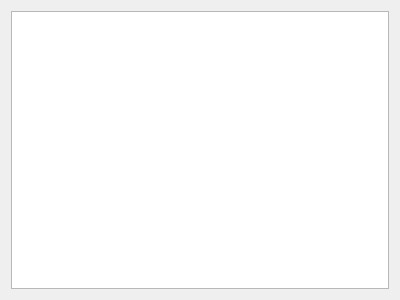
Qt form teachers_tab.ui (Ysajid/University-Management) before a commit.
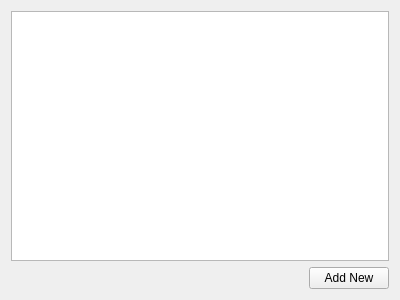
The same form after that commit.

Diff of the .ui file:
```diff
--- a/teachers_tab.ui
+++ b/teachers_tab.ui
@@ -13,10 +13,34 @@
   <property name="windowTitle">
    <string>Form</string>
   </property>
-  <layout class="QHBoxLayout" name="horizontalLayout">
+  <layout class="QVBoxLayout" name="verticalLayout">
    <item>
     <widget class="QTableView" name="tableView"/>
    </item>
+   <item>
+    <layout class="QHBoxLayout" name="horizontalLayout">
+     <item>
+      <spacer name="horizontalSpacer">
+       <property name="orientation">
+        <enum>Qt::Horizontal</enum>
+       </property>
+       <property name="sizeHint" stdset="0">
+        <size>
+         <width>40</width>
+         <height>20</height>
+        </size>
+       </property>
+      </spacer>
+     </item>
+     <item>
+      <widget class="QPushButton" name="pushButton">
+       <property name="text">
+        <string>Add New</string>
+       </property>
+      </widget>
+     </item>
+    </layout>
+   </item>
   </layout>
  </widget>
  <resources/>
```
